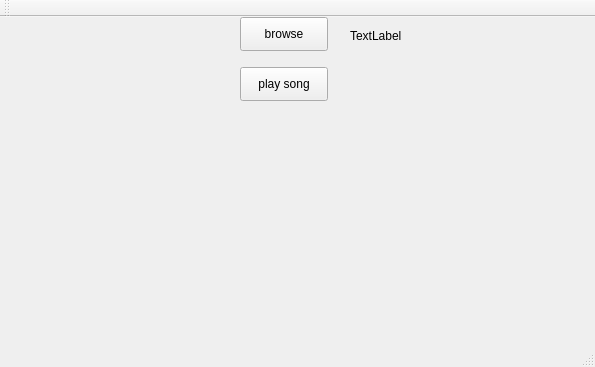
This is visualizer/mainwindow.ui in boufe16/mp3-visualizer as Qt 5 draws it before an edit. The edited form follows.
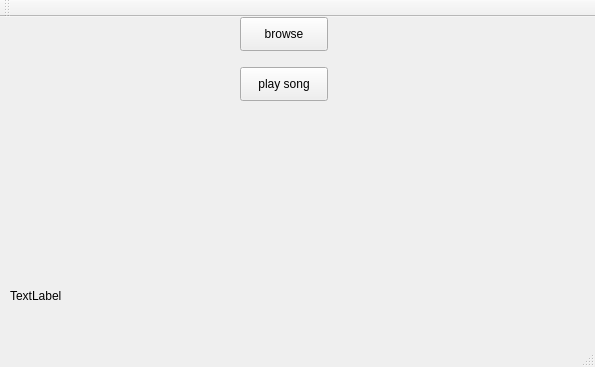
This is the edited form.

The edit to the form file:
```diff
--- a/visualizer/mainwindow.ui
+++ b/visualizer/mainwindow.ui
@@ -43,8 +43,8 @@
    <widget class="QLabel" name="label">
     <property name="geometry">
      <rect>
-      <x>350</x>
-      <y>10</y>
+      <x>10</x>
+      <y>270</y>
       <width>141</width>
       <height>18</height>
      </rect>
```
Left out of the diff: 2 changed lines with no effect on the pictures.
